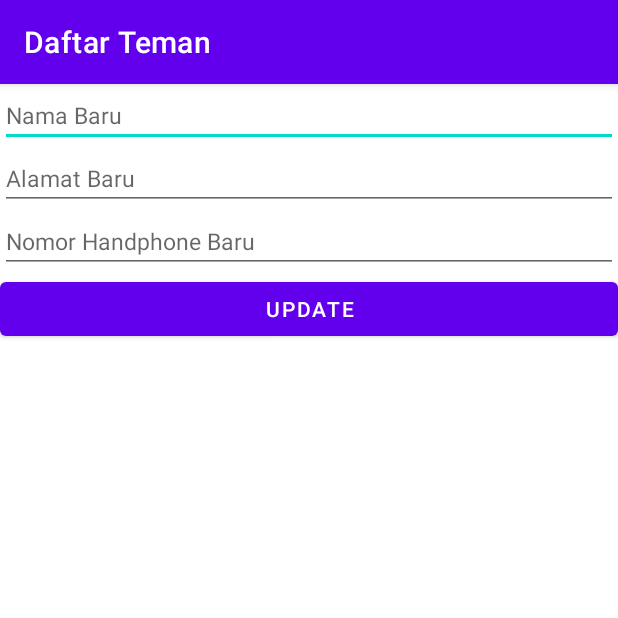
After one commit to Agitavidiasti/AgitaAplDaftarTeman, an Android app: the UpdateData screen opened directly, with no data from a screen before it, on a phone screen of 412 x 824 dp, the top half of it. The commit adds this screen. Run offline under Robolectric (Android 15) with nearby library versions, the phone set to English and light mode, and no system bars.

Commit message:
update
update

```diff
--- a/app/src/main/AndroidManifest.xml
+++ b/app/src/main/AndroidManifest.xml
@@ -9,7 +9,8 @@
         android:roundIcon="@mipmap/ic_launcher_round"
         android:supportsRtl="true"
         android:theme="@style/Theme.DaftarTeman">
-        <activity android:name=".MyListData"></activity>
+        <activity android:name=".UpdateData"></activity>
+        <activity android:name=".MyListData" />
         <activity android:name=".MainActivity" />
         <activity android:name=".LoginActivity">
             <intent-filter>
--- a/app/src/main/java/com/example/daftarteman/RecyclerViewAdapter.kt
+++ b/app/src/main/java/com/example/daftarteman/RecyclerViewAdapter.kt
@@ -1,6 +1,8 @@
 package com.example.daftarteman
 
+import android.app.AlertDialog
 import android.content.Context
+import android.content.DialogInterface
 import android.view.LayoutInflater
 import android.view.View
 import android.view.ViewGroup
@@ -42,6 +44,15 @@ class RecyclerViewAdapter (private val listdata_teman: ArrayList<Data_teman>, co
         holder.NoHP.text = "NoHP: $NoHP"
         holder.ListItem.setOnLongClickListener(object : View.OnLongClickListener {
             override fun onLongClick(v: View?): Boolean {
+                holder.ListItem.setOnLongClickListener{ view ->
+                    val action = arrayOf("Update", "Delete")
+                    val alert: AlertDialog.Builder = AlertDialog.Builder(view.context)
+                    alert.setItems(action, DialogInterface.OnClickListener { dialog, i ->
+                        when (i) { 0 -> {
+
+                        }}
+                    })
+                }
                 return true
             }
         })
--- /dev/null
+++ b/app/src/main/java/com/example/daftarteman/UpdateData.kt
@@ -0,0 +1,11 @@
+package com.example.daftarteman
+
+import androidx.appcompat.app.AppCompatActivity
+import android.os.Bundle
+
+class UpdateData : AppCompatActivity() {
+    override fun onCreate(savedInstanceState: Bundle?) {
+        super.onCreate(savedInstanceState)
+        setContentView(R.layout.activity_update_data)
+    }
+}
--- /dev/null
+++ b/app/src/main/res/layout/activity_update_data.xml
@@ -0,0 +1,38 @@
+<?xml version="1.0" encoding="utf-8"?>
+<LinearLayout
+    xmlns:android="http://schemas.android.com/apk/res/android"
+    xmlns:app="http://schemas.android.com/apk/res-auto"
+    xmlns:tools="http://schemas.android.com/tools"
+    android:layout_width="match_parent"
+    android:layout_height="match_parent"
+    android:orientation="vertical"
+    tools:context=".UpdateData">
+    <EditText
+        android:layout_width="match_parent"
+        android:layout_height="wrap_content"
+        android:id="@+id/new_nama"
+        android:textSize="15sp"
+        android:hint="Nama Baru"
+        android:inputType="textPersonName"/>
+    <EditText
+        android:layout_width="match_parent"
+        android:layout_height="wrap_content"
+        android:id="@+id/new_alamat"
+        android:textSize="15sp"
+        android:hint="Alamat Baru"
+        android:inputType="textPersonName"/>
+    <EditText
+        android:layout_width="match_parent"
+        android:layout_height="wrap_content"
+        android:id="@+id/new_noHp"
+        android:textSize="15sp"
+        android:hint="Nomor Handphone Baru"
+        android:inputType="textPersonName"/>
+    <Button
+        android:layout_width="match_parent"
+        android:layout_height="wrap_content"
+        android:id="@+id/update"
+        android:text="UPDATE"/>
+
+
+</LinearLayout>
```
